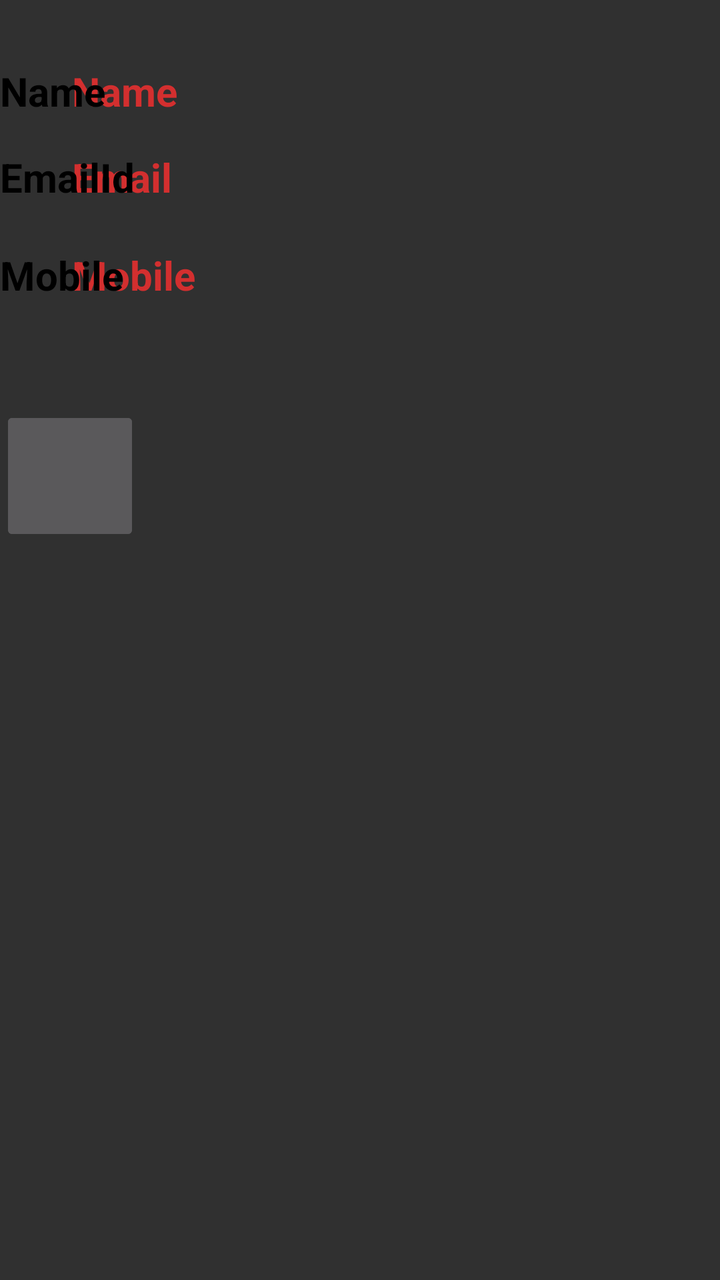
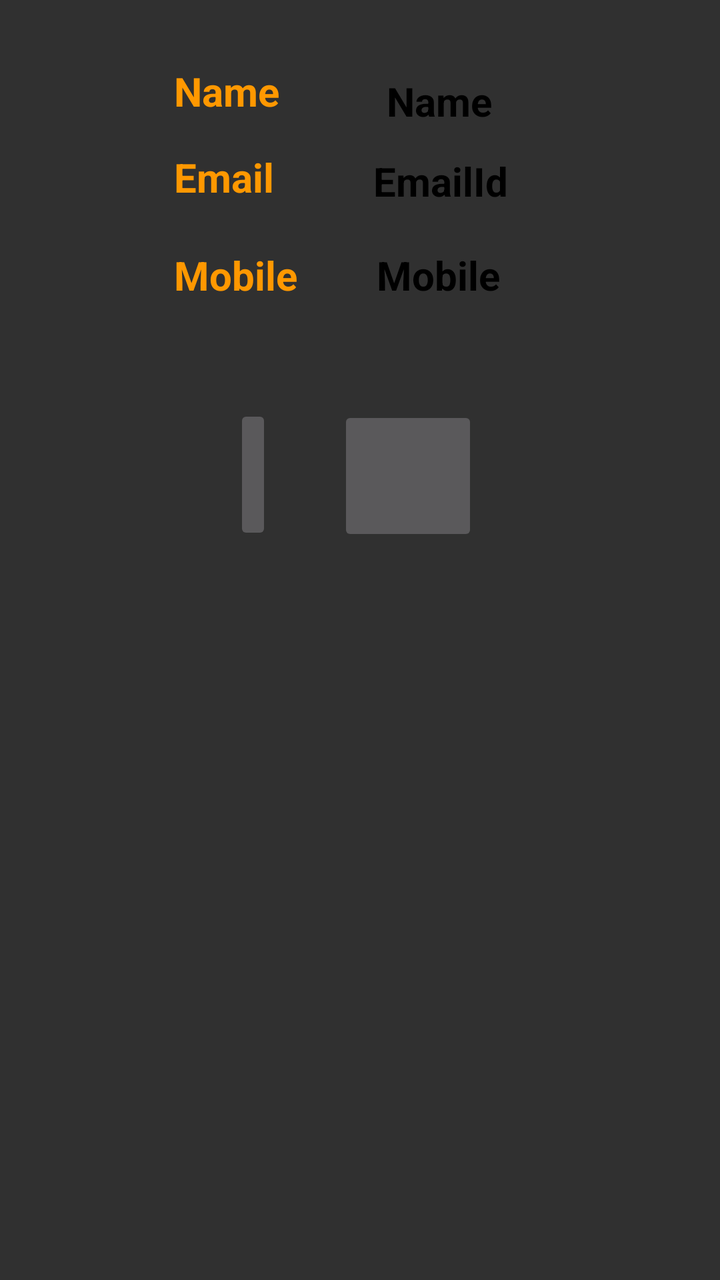

Two renders of the same Android screen: before a commit and after it. Below are the layout's source before the change and the commit's diff.
<!-- AndroidManifest.xml: application theme Theme.AppCompat.NoActionBar -->
<!-- res/layout/contactinfolayout.xml -->
<?xml version="1.0" encoding="utf-8"?>
<androidx.core.widget.NestedScrollView
    android:layout_width="match_parent"
    android:layout_height="match_parent"
    xmlns:app="http://schemas.android.com/apk/res-auto"
    app:layout_behavior="@string/appbar_scrolling_view_behavior"
    xmlns:android="http://schemas.android.com/apk/res/android">
    <RelativeLayout xmlns:android="http://schemas.android.com/apk/res/android"
        xmlns:app="http://schemas.android.com/apk/res-auto"
        xmlns:tools="http://schemas.android.com/tools"
        android:id="@+id/contact_info_layout"
        android:layout_width="match_parent"
        android:layout_height="580dp">


        <TextView
            android:id="@+id/emailhead"
            android:layout_width="90dp"
            android:layout_height="30dp"
            android:text="Email"
            android:textColor="@color/colorPrimaryDark"
            android:textSize="20dp"
            android:textStyle="bold"
            android:layout_below="@+id/namehead"
            android:layout_alignLeft="@+id/namehead"
            android:layout_alignStart="@+id/namehead"
            android:layout_marginTop="13dp" />

        <TextView
            android:id="@+id/namehead"
            android:layout_width="90dp"
            android:layout_height="30dp"
            android:layout_alignParentLeft="true"
            android:layout_alignParentStart="true"
            android:layout_marginLeft="36dp"
            android:layout_marginStart="36dp"
            android:layout_marginTop="32dp"
            android:text="Name"
            android:textColor="@color/colorPrimaryDark"
            android:textSize="20dp"
            android:textStyle="bold" />



        <TextView
            android:id="@+id/contacthead"
            android:layout_width="90dp"
            android:layout_height="30dp"
            android:text="Mobile"
            android:textColor="@color/colorPrimaryDark"
            android:textSize="20dp"
            android:textStyle="bold"
            android:layout_marginTop="19dp"
            android:layout_below="@+id/emailhead"
            android:layout_alignLeft="@+id/emailhead"
            android:layout_alignStart="@+id/emailhead" />

        <TextView
            android:id="@+id/namebox"
            android:textSize="20dp"
            android:textColor="@android:color/black"
            android:textStyle="bold"
            android:text="Name"
            android:layout_width="wrap_content"
            android:layout_height="30dp"
            android:layout_alignTop="@+id/namehead"
  />

        <TextView
            android:id="@+id/emailbox"
            android:layout_width="wrap_content"
            android:textSize="20dp"
            android:text="EmailId"
            android:textColor="@android:color/black"
            android:textStyle="bold"
            android:layout_height="30dp"
            android:layout_alignTop="@+id/emailhead"
       />

        <TextView
            android:layout_width="wrap_content"
            android:layout_height="30dp"
            android:id="@+id/mobiledata"
            android:textSize="20dp"
            android:text="Mobile"
            android:textColor="@android:color/black"
            android:textStyle="bold"
            android:layout_alignBaseline="@+id/contacthead"
            android:layout_alignBottom="@+id/contacthead"
            />
        <ImageButton
            android:id="@+id/savetocontactsbutton"
            android:layout_width="70dp"
            android:layout_height="70dp"

            android:layout_marginTop="49dp"
            android:layout_below="@+id/contacthead"
            />
        <ImageButton
            android:id="@+id/callownerbutton"
            android:layout_width="70dp"
            android:layout_height="70dp"

            android:layout_alignTop="@+id/savetocontactsbutton"

            />

    </RelativeLayout>
</androidx.core.widget.NestedScrollView>
<!-- resources referenced by this layout -->
<resources>
  <color name="colorPrimaryDark">#D32F2F</color>
</resources>

<!-- the commit's change to res/layout/contactinfolayout.xml (unified diff, before → after) -->
@@ -1,13 +1,11 @@
 <?xml version="1.0" encoding="utf-8"?>
-<androidx.core.widget.NestedScrollView
+<androidx.core.widget.NestedScrollView xmlns:tools="http://schemas.android.com/tools"
     android:layout_width="match_parent"
     android:layout_height="match_parent"
     xmlns:app="http://schemas.android.com/apk/res-auto"
     app:layout_behavior="@string/appbar_scrolling_view_behavior"
     xmlns:android="http://schemas.android.com/apk/res/android">
-    <RelativeLayout xmlns:android="http://schemas.android.com/apk/res/android"
-        xmlns:app="http://schemas.android.com/apk/res-auto"
-        xmlns:tools="http://schemas.android.com/tools"
+    <RelativeLayout
         android:id="@+id/contact_info_layout"
         android:layout_width="match_parent"
         android:layout_height="580dp">
@@ -17,85 +15,99 @@
             android:id="@+id/emailhead"
             android:layout_width="90dp"
             android:layout_height="30dp"
+            android:layout_below="@+id/namehead"
+            android:layout_alignStart="@+id/namehead"
+            android:layout_alignLeft="@+id/namehead"
+            android:layout_marginTop="13dp"
             android:text="Email"
-            android:textColor="@color/colorPrimaryDark"
+            android:textColor="#FF9800"
             android:textSize="20dp"
-            android:textStyle="bold"
-            android:layout_below="@+id/namehead"
-            android:layout_alignLeft="@+id/namehead"
-            android:layout_alignStart="@+id/namehead"
-            android:layout_marginTop="13dp" />
+            android:textStyle="bold" />
+
 
         <TextView
             android:id="@+id/namehead"
             android:layout_width="90dp"
             android:layout_height="30dp"
+            android:layout_alignParentStart="true"
             android:layout_alignParentLeft="true"
-            android:layout_alignParentStart="true"
-            android:layout_marginLeft="36dp"
-            android:layout_marginStart="36dp"
+            android:layout_marginStart="87dp"
+            android:layout_marginLeft="87dp"
             android:layout_marginTop="32dp"
             android:text="Name"
-            android:textColor="@color/colorPrimaryDark"
+            android:textColor="#FF9800"
             android:textSize="20dp"
             android:textStyle="bold" />
-
-
 
         <TextView
             android:id="@+id/contacthead"
             android:layout_width="90dp"
             android:layout_height="30dp"
+            android:layout_below="@+id/emailhead"
+            android:layout_alignStart="@+id/emailhead"
+            android:layout_alignLeft="@+id/emailhead"
+            android:layout_marginTop="19dp"
             android:text="Mobile"
-            android:textColor="@color/colorPrimaryDark"
+            android:textColor="#FF9800"
             android:textSize="20dp"
-            android:textStyle="bold"
-            android:layout_marginTop="19dp"
-            android:layout_below="@+id/emailhead"
-            android:layout_alignLeft="@+id/emailhead"
-            android:layout_alignStart="@+id/emailhead" />
+            android:textStyle="bold" />
 
         <TextView
             android:id="@+id/namebox"
-            android:textSize="20dp"
-            android:textColor="@android:color/black"
-            android:textStyle="bold"
-            android:text="Name"
             android:layout_width="wrap_content"
             android:layout_height="30dp"
             android:layout_alignTop="@+id/namehead"
-  />
+            android:layout_alignParentEnd="true"
+            android:layout_alignParentRight="true"
+            android:layout_marginTop="5dp"
+            android:layout_marginEnd="114dp"
+            android:layout_marginRight="114dp"
+            android:text="Name"
+            android:textColor="@android:color/black"
+            android:textSize="20dp"
+            android:textStyle="bold" />
 
         <TextView
             android:id="@+id/emailbox"
             android:layout_width="wrap_content"
-            android:textSize="20dp"
+            android:layout_height="30dp"
+            android:layout_alignTop="@+id/emailhead"
+            android:layout_alignParentEnd="true"
+            android:layout_alignParentRight="true"
+            android:layout_marginTop="2dp"
+            android:layout_marginEnd="106dp"
+            android:layout_marginRight="106dp"
             android:text="EmailId"
             android:textColor="@android:color/black"
-            android:textStyle="bold"
-            android:layout_height="30dp"
-            android:layout_alignTop="@+id/emailhead"
-       />
+            android:textSize="20dp"
+            android:textStyle="bold" />
 
         <TextView
+            android:id="@+id/mobiledata"
             android:layout_width="wrap_content"
             android:layout_height="30dp"
-            android:id="@+id/mobiledata"
-            android:textSize="20dp"
+            android:layout_alignBaseline="@+id/contacthead"
+            android:layout_alignParentEnd="true"
+            android:layout_alignParentRight="true"
+            android:layout_marginEnd="110dp"
+            android:layout_marginRight="110dp"
             android:text="Mobile"
             android:textColor="@android:color/black"
-            android:textStyle="bold"
-            android:layout_alignBaseline="@+id/contacthead"
-            android:layout_alignBottom="@+id/contacthead"
-            />
+            android:textSize="20dp"
+            android:textStyle="bold" />
+
         <ImageButton
             android:id="@+id/savetocontactsbutton"
             android:layout_width="70dp"
             android:layout_height="70dp"
 
+            android:layout_below="@+id/contacthead"
+            android:layout_alignParentEnd="true"
+            android:layout_alignParentRight="true"
             android:layout_marginTop="49dp"
-            android:layout_below="@+id/contacthead"
-            />
+            android:layout_marginEnd="121dp"
+            android:layout_marginRight="121dp" />
+
         <ImageButton
             android:id="@+id/callownerbutton"
             android:layout_width="70dp"
@@ -103,7 +115,15 @@
 
             android:layout_alignTop="@+id/savetocontactsbutton"
 
-            />
+            android:layout_alignParentStart="true"
+            android:layout_alignParentLeft="true"
+            android:layout_marginStart="117dp"
+            android:layout_marginLeft="117dp"
+            android:layout_marginTop="-1dp"
+            android:layout_marginEnd="33dp"
+            android:layout_marginRight="33dp"
+            android:layout_toStartOf="@+id/savetocontactsbutton"
+            android:layout_toLeftOf="@+id/savetocontactsbutton" />
 
     </RelativeLayout>
 </androidx.core.widget.NestedScrollView>
<!-- resource entries referenced after the edit -->
@@ -1,5 +1,5 @@
 <!-- resources referenced by this layout -->
 <resources>
-  <color name="colorPrimaryDark">#D32F2F</color>
+
 </resources>
 
